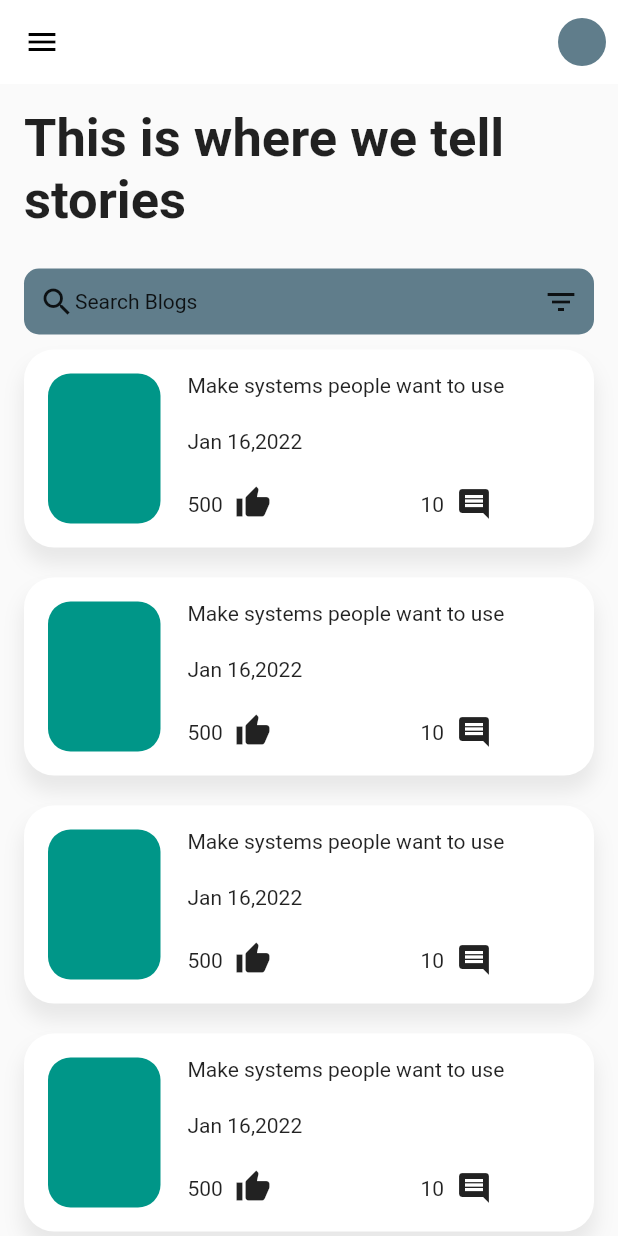
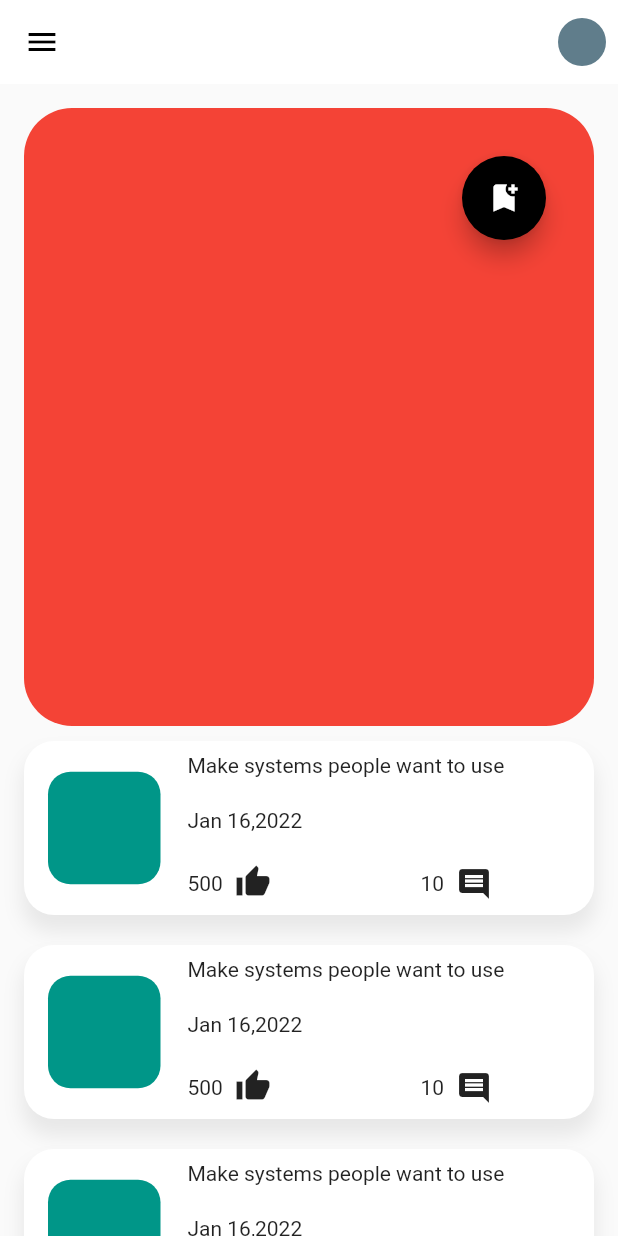
Before and after one commit to cyblogerz/Incologger, a Flutter app: the screen it shows after launch, on a phone screen of 412 x 824 dp. Run offline on Flutter 3.47's test engine with Material 2 defaults, Android fonts, the phone set to English and light mode, and no system bars.

Commit message:
Added featured element

```diff
--- a/lib/components/blog_element.dart
+++ b/lib/components/blog_element.dart
@@ -38,7 +38,7 @@ class BlogElement extends StatelessWidget {
               Padding(
                 padding: const EdgeInsets.all(8.0),
                 child: Container(
-                   height: 100,
+                   height: 75,
                   width:75,
                   decoration: BoxDecoration(color: Colors.teal,
                   borderRadius: BorderRadius.circular(15)
--- a/lib/screens/home/home.dart
+++ b/lib/screens/home/home.dart
@@ -43,14 +43,24 @@ class Home extends StatelessWidget {
 
               children: <Widget>[
 
-                const Text("This is where we tell stories",style: TextStyle(
-                  fontSize: 35,
-                  fontWeight: FontWeight.bold,
-                ),),
-                SizedBox(
-                  height: 25,
-                ),
-                SearchBox(),
+
+
+                Stack(children: <Widget>[
+                  Container(
+                    height: MediaQuery.of(context).size.height*0.50,
+                    width: double.infinity,
+                    decoration: BoxDecoration(
+                      color: Colors.red,
+                      borderRadius: BorderRadius.circular(32),
+                    ),
+                  ),
+                  Align(
+                    alignment: Alignment.topRight,
+                    child: Padding(
+                      padding: const EdgeInsets.all(32.0),
+                      child: FloatingActionButton(onPressed: (){},child: Icon(Icons.bookmark_add),backgroundColor: Colors.black,),
+                    ))
+                ]),
                 ListView.builder(
                   shrinkWrap: true,
                   physics: ScrollPhysics(),
```
Also changed, not shown: pubspec.lock.
